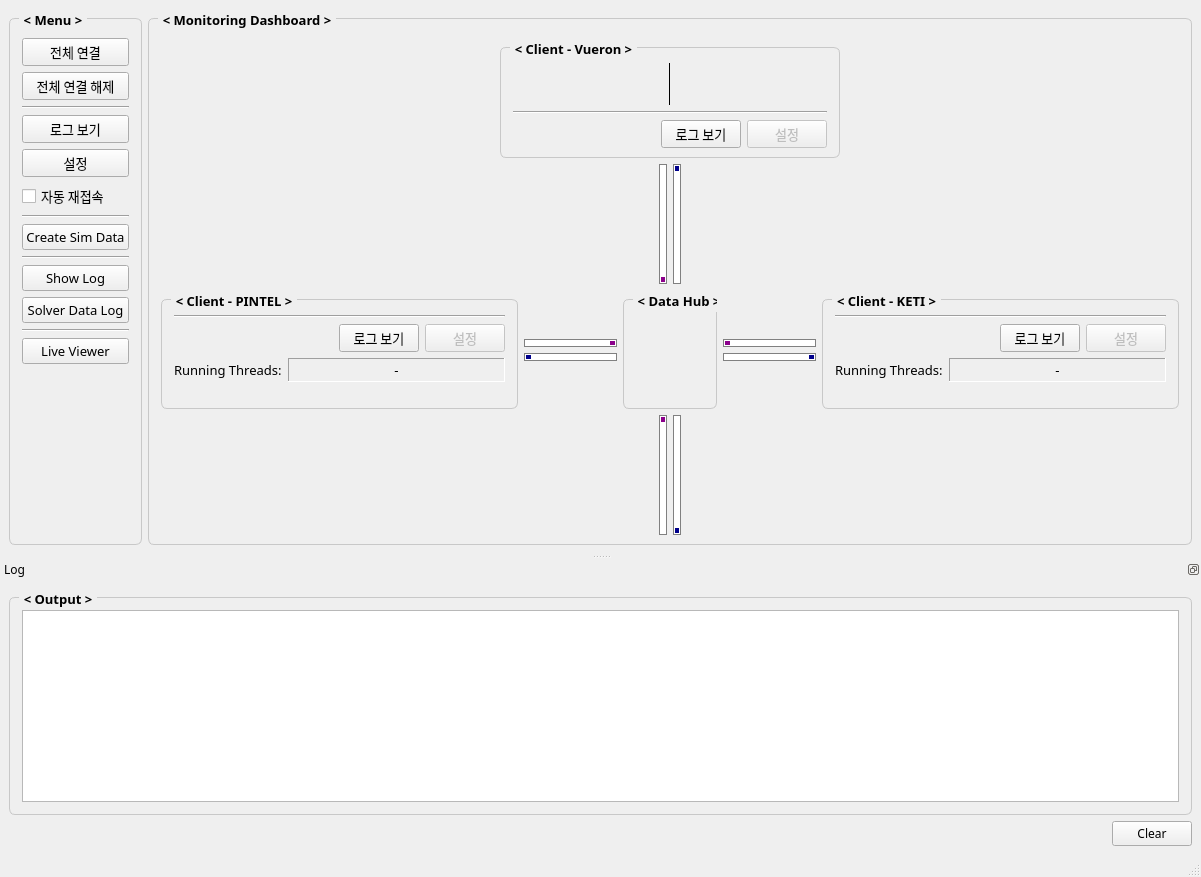
The window that View/main_window.ui (thisisHenney/DataHub) describes before a commit, drawn with Qt 5.
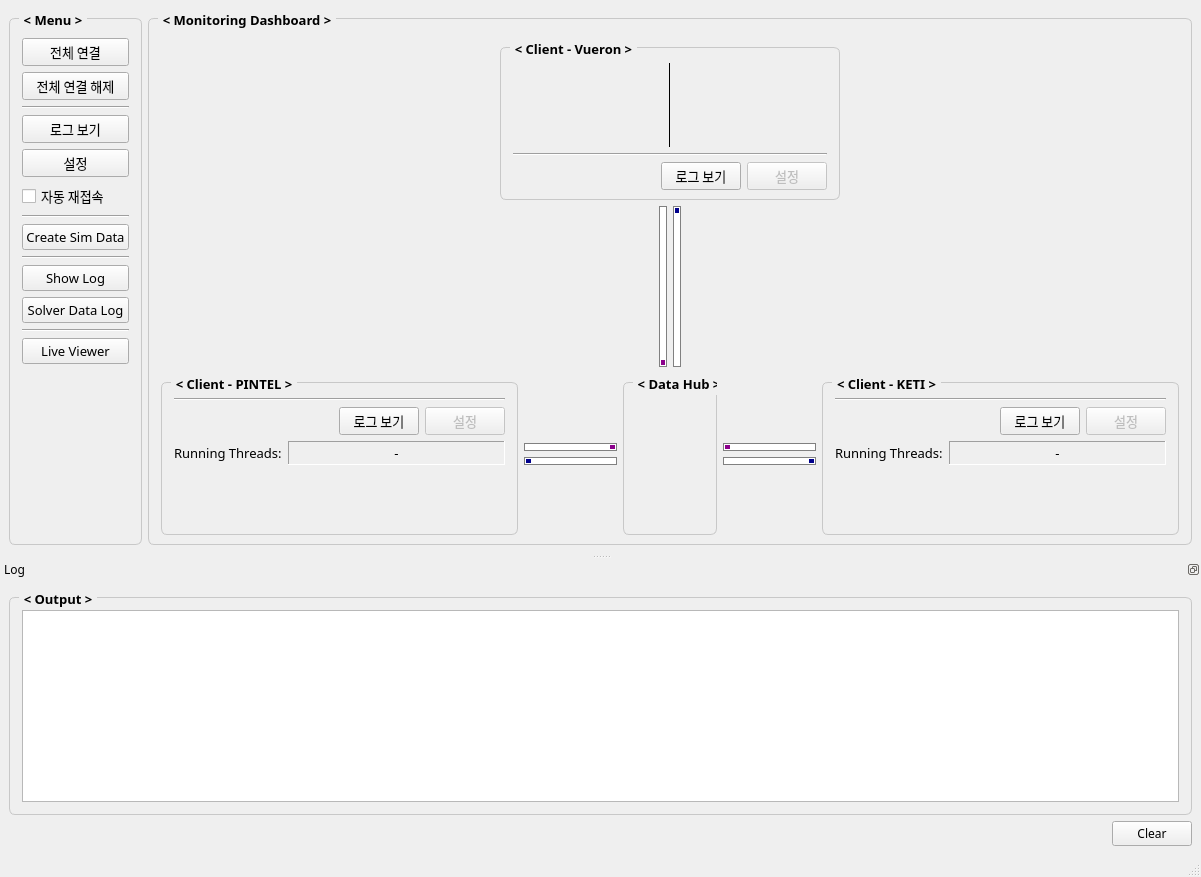
The same window after the commit.

Commit message: Remove the two vertical NEXTfoam tx/rx progress bars

What changed in the file:
```diff
--- a/View/main_window.ui
+++ b/View/main_window.ui
@@ -1430,177 +1430,6 @@
                  </item>
                 </layout>
                </item>
-               <item row="3" column="0" colspan="7">
-                <layout class="QHBoxLayout" name="horizontalLayout_txrx_nextfoam">
-                 <property name="spacing">
-                  <number>6</number>
-                 </property>
-                 <property name="sizeConstraint">
-                  <enum>QLayout::SizeConstraint::SetDefaultConstraint</enum>
-                 </property>
-                 <item>
-                  <spacer name="horizontalSpacer_3">
-                   <property name="font">
-                    <font>
-                     <family>나눔스퀘어라운드</family>
-                     <pointsize>10</pointsize>
-                    </font>
-                   </property>
-                   <property name="orientation">
-                    <enum>Qt::Orientation::Horizontal</enum>
-                   </property>
-                   <property name="sizeHint" stdset="0">
-                    <size>
-                     <width>0</width>
-                     <height>0</height>
-                    </size>
-                   </property>
-                  </spacer>
-                 </item>
-                 <item>
-                  <widget class="QProgressBar" name="progressBar_tx_nextfoam">
-                   <property name="sizePolicy">
-                    <sizepolicy hsizetype="Fixed" vsizetype="Expanding">
-                     <horstretch>0</horstretch>
-                     <verstretch>0</verstretch>
-                    </sizepolicy>
-                   </property>
-                   <property name="minimumSize">
-                    <size>
-                     <width>0</width>
-                     <height>20</height>
-                    </size>
-                   </property>
-                   <property name="maximumSize">
-                    <size>
-                     <width>8</width>
-                     <height>16777215</height>
-                    </size>
-                   </property>
-                   <property name="font">
-                    <font>
-                     <family>나눔스퀘어라운드</family>
-                     <pointsize>10</pointsize>
-                    </font>
-                   </property>
-                   <property name="focusPolicy">
-                    <enum>Qt::FocusPolicy::NoFocus</enum>
-                   </property>
-                   <property name="styleSheet">
-                    <string notr="true">QProgressBar {
-        border: 1px solid gray;
-        text-align: center;
-    }
-    QProgressBar::chunk {
-        background-color:  darkmagenta;
-        height: 5px;
-        margin: 1px;
-    }</string>
-                   </property>
-                   <property name="maximum">
-                    <number>100</number>
-                   </property>
-                   <property name="value">
-                    <number>2</number>
-                   </property>
-                   <property name="textVisible">
-                    <bool>false</bool>
-                   </property>
-                   <property name="orientation">
-                    <enum>Qt::Orientation::Vertical</enum>
-                   </property>
-                   <property name="invertedAppearance">
-                    <bool>true</bool>
-                   </property>
-                   <property name="format">
-                    <string/>
-                   </property>
-                  </widget>
-                 </item>
-                 <item>
-                  <widget class="QProgressBar" name="progressBar_rx_nextfoam">
-                   <property name="sizePolicy">
-                    <sizepolicy hsizetype="Fixed" vsizetype="Expanding">
-                     <horstretch>0</horstretch>
-                     <verstretch>0</verstretch>
-                    </sizepolicy>
-                   </property>
-                   <property name="minimumSize">
-                    <size>
-                     <width>0</width>
-                     <height>20</height>
-                    </size>
-                   </property>
-                   <property name="maximumSize">
-                    <size>
-                     <width>8</width>
-                     <height>16777215</height>
-                    </size>
-                   </property>
-                   <property name="font">
-                    <font>
-                     <family>나눔스퀘어라운드</family>
-                     <pointsize>10</pointsize>
-                    </font>
-                   </property>
-                   <property name="focusPolicy">
-                    <enum>Qt::FocusPolicy::NoFocus</enum>
-                   </property>
-                   <property name="styleSheet">
-                    <string notr="true">QProgressBar {
-        border: 1px solid gray;
-        text-align: center;
-    }
-    QProgressBar::chunk {
-        background-color:  darkblue;
-        height: 5px;
-        margin: 1px;
-    }</string>
-                   </property>
-                   <property name="maximum">
-                    <number>100</number>
-                   </property>
-                   <property name="value">
-                    <number>2</number>
-                   </property>
-                   <property name="textVisible">
-                    <bool>false</bool>
-                   </property>
-                   <property name="orientation">
-                    <enum>Qt::Orientation::Vertical</enum>
-                   </property>
-                   <property name="invertedAppearance">
-                    <bool>false</bool>
-                   </property>
-                   <property name="textDirection">
-                    <enum>QProgressBar::Direction::TopToBottom</enum>
-                   </property>
-                   <property name="format">
-                    <string/>
-                   </property>
-                  </widget>
-                 </item>
-                 <item>
-                  <spacer name="horizontalSpacer_4">
-                   <property name="font">
-                    <font>
-                     <family>나눔스퀘어라운드</family>
-                     <pointsize>10</pointsize>
-                    </font>
-                   </property>
-                   <property name="orientation">
-                    <enum>Qt::Orientation::Horizontal</enum>
-                   </property>
-                   <property name="sizeHint" stdset="0">
-                    <size>
-                     <width>0</width>
-                     <height>0</height>
-                    </size>
-                   </property>
-                  </spacer>
-                 </item>
-                </layout>
-               </item>
               </layout>
              </item>
             </layout>
```
The commit also changes 2 other files.
